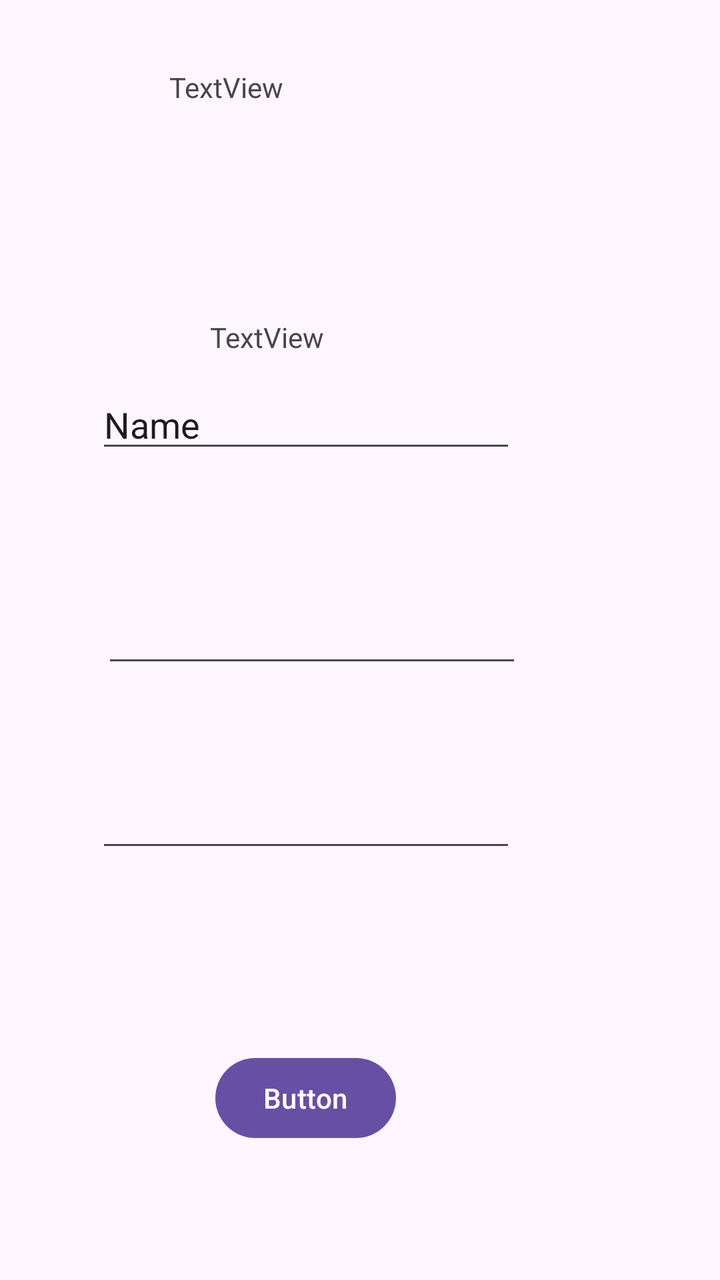
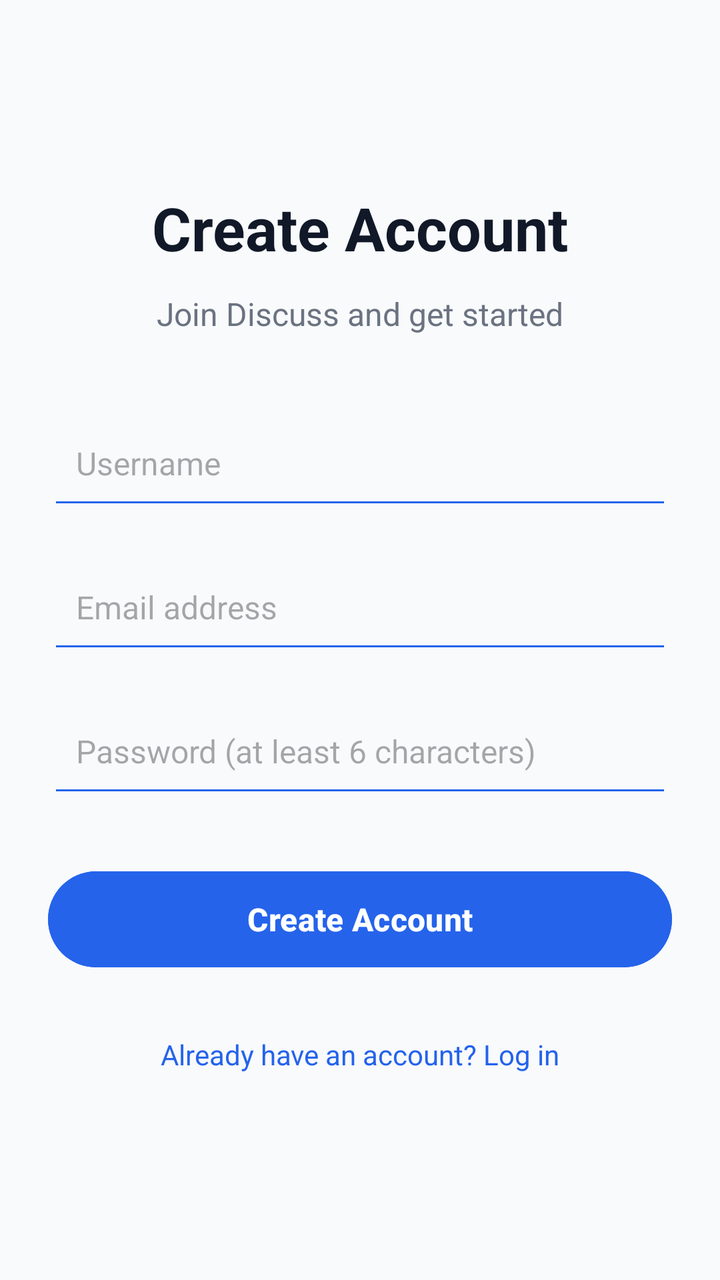

Compare the two renders of this Android layout. The source of the first and the diff that turns it into the second are given below.
<!-- AndroidManifest.xml: application theme Theme.MyApplication -->
<!-- res/layout/activity_sign_in.xml -->
<?xml version="1.0" encoding="utf-8"?>
<androidx.constraintlayout.widget.ConstraintLayout xmlns:android="http://schemas.android.com/apk/res/android"
    xmlns:app="http://schemas.android.com/apk/res-auto"
    xmlns:tools="http://schemas.android.com/tools"
    android:id="@+id/main"
    android:layout_width="match_parent"
    android:layout_height="match_parent"
    tools:context=".Signup">

    <TextView
        android:id="@+id/sign_in_title"
        android:layout_width="190dp"
        android:layout_height="81dp"
        android:layout_marginStart="110dp"
        android:layout_marginTop="34dp"
        android:layout_marginEnd="111dp"
        android:text="TextView"
        app:layout_constraintEnd_toEndOf="parent"
        app:layout_constraintStart_toStartOf="parent"
        app:layout_constraintTop_toTopOf="parent" />

    <Button
        android:id="@+id/signup_button"
        android:layout_width="wrap_content"
        android:layout_height="wrap_content"
        android:layout_marginEnd="162dp"
        android:layout_marginBottom="67dp"
        android:text="Button"
        app:layout_constraintBottom_toBottomOf="parent"
        app:layout_constraintEnd_toEndOf="parent" />

    <EditText
        android:id="@+id/signup_password"
        android:layout_width="wrap_content"
        android:layout_height="wrap_content"
        android:layout_marginEnd="102dp"
        android:layout_marginBottom="94dp"
        android:ems="10"
        android:inputType="textPassword"
        app:layout_constraintBottom_toTopOf="@+id/signup_button"
        app:layout_constraintEnd_toEndOf="parent" />

    <EditText
        android:id="@+id/signup_email"
        android:layout_width="wrap_content"
        android:layout_height="wrap_content"
        android:layout_marginEnd="99dp"
        android:layout_marginBottom="51dp"
        android:ems="10"
        android:inputType="textEmailAddress"
        app:layout_constraintBottom_toTopOf="@+id/signup_password"
        app:layout_constraintEnd_toEndOf="parent" />

    <EditText
        android:id="@+id/signUp_username"
        android:layout_width="wrap_content"
        android:layout_height="wrap_content"
        android:layout_marginEnd="102dp"
        android:layout_marginBottom="66dp"
        android:ems="10"
        android:inputType="text"
        android:text="Name"
        app:layout_constraintBottom_toTopOf="@+id/signup_email"
        app:layout_constraintEnd_toEndOf="parent" />

    <TextView
        android:id="@+id/textView2"
        android:layout_width="wrap_content"
        android:layout_height="wrap_content"
        android:layout_marginStart="105dp"
        android:layout_marginTop="44dp"
        android:text="TextView"
        app:layout_constraintStart_toStartOf="parent"
        app:layout_constraintTop_toBottomOf="@+id/sign_in_title" />

</androidx.constraintlayout.widget.ConstraintLayout>
<!-- resources referenced by this layout -->
<resources>
  <style name="Theme.MyApplication" parent="Base.Theme.MyApplication" />
  <style name="Base.Theme.MyApplication" parent="Theme.Material3.DayNight.NoActionBar">
          
          
      </style>
</resources>

<!-- the commit's change to res/layout/activity_sign_in.xml (unified diff, before → after) -->
@@ -1,76 +1,106 @@
-<?xml version="1.0" encoding="utf-8"?>
-<androidx.constraintlayout.widget.ConstraintLayout xmlns:android="http://schemas.android.com/apk/res/android"
+<androidx.constraintlayout.widget.ConstraintLayout
+    xmlns:android="http://schemas.android.com/apk/res/android"
     xmlns:app="http://schemas.android.com/apk/res-auto"
     xmlns:tools="http://schemas.android.com/tools"
     android:id="@+id/main"
     android:layout_width="match_parent"
     android:layout_height="match_parent"
+    android:background="#F8FAFC"
+    android:padding="24dp"
     tools:context=".Signup">
 
-    <TextView
-        android:id="@+id/sign_in_title"
-        android:layout_width="190dp"
-        android:layout_height="81dp"
-        android:layout_marginStart="110dp"
-        android:layout_marginTop="34dp"
-        android:layout_marginEnd="111dp"
-        android:text="TextView"
-        app:layout_constraintEnd_toEndOf="parent"
+    <LinearLayout
+        android:id="@+id/signup_form"
+        android:layout_width="0dp"
+        android:layout_height="wrap_content"
+        android:orientation="vertical"
+        app:layout_constraintTop_toTopOf="parent"
+        app:layout_constraintBottom_toBottomOf="parent"
         app:layout_constraintStart_toStartOf="parent"
-        app:layout_constraintTop_toTopOf="parent" />
+        app:layout_constraintEnd_toEndOf="parent">
 
-    <Button
-        android:id="@+id/signup_button"
-        android:layout_width="wrap_content"
-        android:layout_height="wrap_content"
-        android:layout_marginEnd="162dp"
-        android:layout_marginBottom="67dp"
-        android:text="Button"
-        app:layout_constraintBottom_toBottomOf="parent"
-        app:layout_constraintEnd_toEndOf="parent" />
+        <TextView
+            android:id="@+id/sign_in_title"
+            android:layout_width="match_parent"
+            android:layout_height="wrap_content"
+            android:text="Create Account"
+            android:textColor="#111827"
+            android:textSize="30sp"
+            android:textStyle="bold"
+            android:gravity="center" />
 
-    <EditText
-        android:id="@+id/signup_password"
-        android:layout_width="wrap_content"
-        android:layout_height="wrap_content"
-        android:layout_marginEnd="102dp"
-        android:layout_marginBottom="94dp"
-        android:ems="10"
-        android:inputType="textPassword"
-        app:layout_constraintBottom_toTopOf="@+id/signup_button"
-        app:layout_constraintEnd_toEndOf="parent" />
+        <TextView
+            android:layout_width="match_parent"
+            android:layout_height="wrap_content"
+            android:layout_marginTop="12dp"
+            android:text="Join Discuss and get started"
+            android:textColor="#6B7280"
+            android:textSize="16sp"
+            android:gravity="center" />
 
-    <EditText
-        android:id="@+id/signup_email"
-        android:layout_width="wrap_content"
-        android:layout_height="wrap_content"
-        android:layout_marginEnd="99dp"
-        android:layout_marginBottom="51dp"
-        android:ems="10"
-        android:inputType="textEmailAddress"
-        app:layout_constraintBottom_toTopOf="@+id/signup_password"
-        app:layout_constraintEnd_toEndOf="parent" />
+        <EditText
+            android:id="@+id/signUp_username"
+            android:layout_width="match_parent"
+            android:layout_height="56dp"
+            android:layout_marginTop="36dp"
+            android:hint="Username"
+            android:inputType="textPersonName"
+            android:autofillHints="username"
+            android:singleLine="true"
+            android:padding="14dp"
+            android:textSize="16sp"
+            android:backgroundTint="#2563EB" />
 
-    <EditText
-        android:id="@+id/signUp_username"
-        android:layout_width="wrap_content"
-        android:layout_height="wrap_content"
-        android:layout_marginEnd="102dp"
-        android:layout_marginBottom="66dp"
-        android:ems="10"
-        android:inputType="text"
-        android:text="Name"
-        app:layout_constraintBottom_toTopOf="@+id/signup_email"
-        app:layout_constraintEnd_toEndOf="parent" />
+        <EditText
+            android:id="@+id/signup_email"
+            android:layout_width="match_parent"
+            android:layout_height="56dp"
+            android:layout_marginTop="16dp"
+            android:hint="Email address"
+            android:inputType="textEmailAddress"
+            android:autofillHints="emailAddress"
+            android:singleLine="true"
+            android:padding="14dp"
+            android:textSize="16sp"
+            android:backgroundTint="#2563EB" />
 
-    <TextView
-        android:id="@+id/textView2"
-        android:layout_width="wrap_content"
-        android:layout_height="wrap_content"
-        android:layout_marginStart="105dp"
-        android:layout_marginTop="44dp"
-        android:text="TextView"
-        app:layout_constraintStart_toStartOf="parent"
-        app:layout_constraintTop_toBottomOf="@+id/sign_in_title" />
+        <EditText
+            android:id="@+id/signup_password"
+            android:layout_width="match_parent"
+            android:layout_height="56dp"
+            android:layout_marginTop="16dp"
+            android:hint="Password (at least 6 characters)"
+            android:inputType="textPassword"
+            android:autofillHints="newPassword"
+            android:singleLine="true"
+            android:padding="14dp"
+            android:textSize="16sp"
+            android:backgroundTint="#2563EB" />
+
+        <Button
+            android:id="@+id/signup_button"
+            android:layout_width="match_parent"
+            android:layout_height="56dp"
+            android:layout_marginTop="28dp"
+            android:text="Create Account"
+            android:textSize="16sp"
+            android:textStyle="bold"
+            android:textAllCaps="false"
+            android:backgroundTint="#2563EB" />
+
+        <TextView
+            android:id="@+id/signup_login_link"
+            android:layout_width="match_parent"
+            android:layout_height="wrap_content"
+            android:layout_marginTop="20dp"
+            android:text="Already have an account? Log in"
+            android:textColor="#2563EB"
+            android:textSize="14sp"
+            android:gravity="center"
+            android:padding="10dp"
+            android:clickable="true"
+            android:focusable="true" />
+
+    </LinearLayout>
 
 </androidx.constraintlayout.widget.ConstraintLayout>
